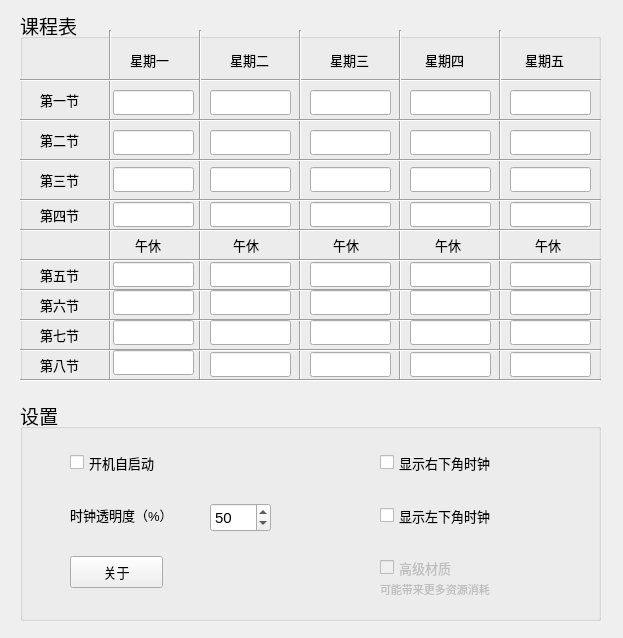
Above: mainwindow.ui from ooorange-git/SmartSchedule before the change. Below: the same form after it.
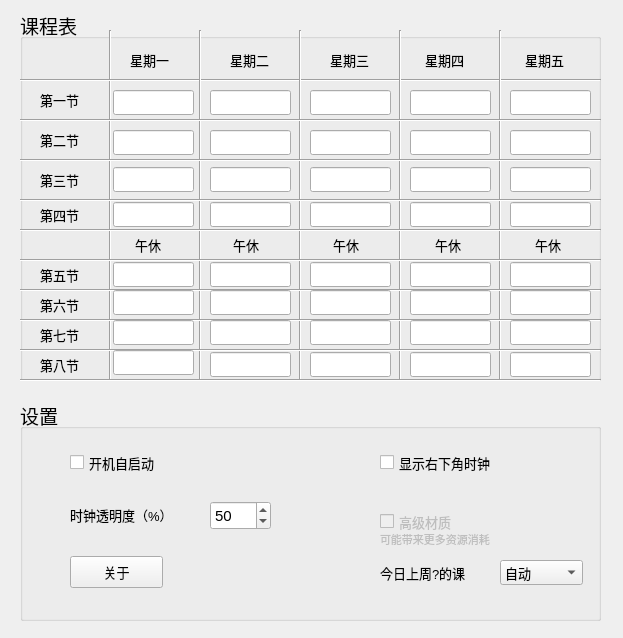
That is the form after the change. Icons and pictures are not drawn.

Commit message: 1.0.6实现了自定义今日上课的功能 建立了两窗口间连接 重构schedule窗口连接方式

```diff
--- a/mainwindow.ui
+++ b/mainwindow.ui
@@ -993,29 +993,11 @@
       <string>显示右下角时钟</string>
      </property>
     </widget>
-    <widget class="QCheckBox" name="LeftClockB">
-     <property name="geometry">
-      <rect>
-       <x>360</x>
-       <y>103</y>
-       <width>146</width>
-       <height>25</height>
-      </rect>
-     </property>
-     <property name="font">
-      <font>
-       <pointsize>10</pointsize>
-      </font>
-     </property>
-     <property name="text">
-      <string>显示左下角时钟</string>
-     </property>
-    </widget>
     <widget class="QSpinBox" name="spinBox">
      <property name="geometry">
       <rect>
        <x>190</x>
-       <y>103</y>
+       <y>101</y>
        <width>61</width>
        <height>29</height>
       </rect>
@@ -1102,7 +1084,7 @@
      <property name="geometry">
       <rect>
        <x>360</x>
-       <y>156</y>
+       <y>110</y>
        <width>211</width>
        <height>23</height>
       </rect>
@@ -1126,7 +1108,7 @@
      <property name="geometry">
       <rect>
        <x>360</x>
-       <y>180</y>
+       <y>130</y>
        <width>141</width>
        <height>19</height>
       </rect>
@@ -1140,6 +1122,69 @@
       <string>可能带来更多资源消耗</string>
      </property>
     </widget>
+    <widget class="QComboBox" name="day">
+     <property name="geometry">
+      <rect>
+       <x>480</x>
+       <y>160</y>
+       <width>83</width>
+       <height>25</height>
+      </rect>
+     </property>
+     <property name="font">
+      <font>
+       <pointsize>10</pointsize>
+      </font>
+     </property>
+     <item>
+      <property name="text">
+       <string>自动</string>
+      </property>
+     </item>
+     <item>
+      <property name="text">
+       <string>1</string>
+      </property>
+     </item>
+     <item>
+      <property name="text">
+       <string>2</string>
+      </property>
+     </item>
+     <item>
+      <property name="text">
+       <string>3</string>
+      </property>
+     </item>
+     <item>
+      <property name="text">
+       <string>4</string>
+      </property>
+     </item>
+     <item>
+      <property name="text">
+       <string>5</string>
+      </property>
+     </item>
+    </widget>
+    <widget class="QLabel" name="label_3">
+     <property name="geometry">
+      <rect>
+       <x>360</x>
+       <y>162</y>
+       <width>111</width>
+       <height>21</height>
+      </rect>
+     </property>
+     <property name="font">
+      <font>
+       <pointsize>10</pointsize>
+      </font>
+     </property>
+     <property name="text">
+      <string>今日上周?的课</string>
+     </property>
+    </widget>
    </widget>
   </widget>
  </widget>
```
Left out of the diff: 1 changed line with no effect on the pictures. The commit also changes 8 other files.
